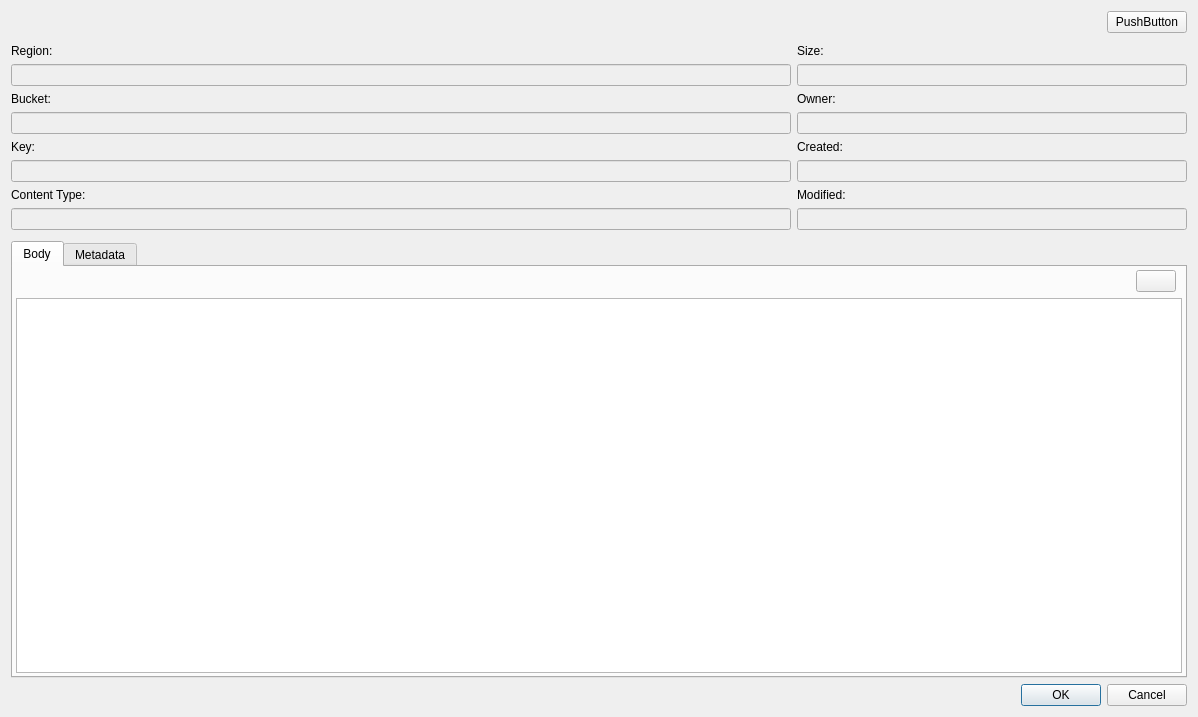
jensvogt/awsmock-qt-ui, file src/modules/s3/S3ObjectEditDialog.ui: the form before one commit.
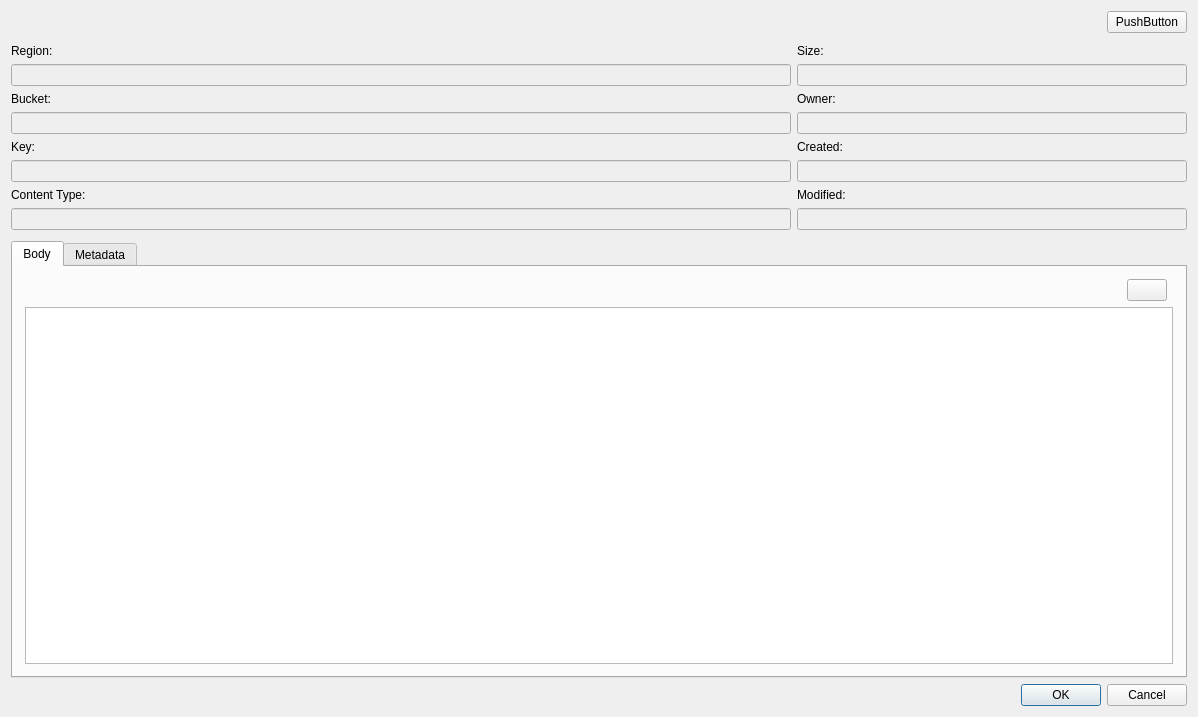
The form after the commit. The open tabs and pages were chosen to show the change.

What changed in the file:
```diff
--- a/src/modules/s3/S3ObjectEditDialog.ui
+++ b/src/modules/s3/S3ObjectEditDialog.ui
@@ -169,6 +169,8 @@
       <attribute name="title">
        <string>Body</string>
       </attribute>
+      <layout class="QVBoxLayout" name="verticalLayout_4">
+       <item>
       <layout class="QVBoxLayout" name="verticalLayout_2">
        <property name="leftMargin">
         <number>3</number>
@@ -213,6 +215,8 @@
         <widget class="QPlainTextEdit" name="bodyTextEdit"/>
        </item>
       </layout>
+       </item>
+      </layout>
      </widget>
      <widget class="QWidget" name="metadataTab">
       <attribute name="title">
```
Left out of the diff: 6 changed lines with no effect on the pictures. Lines whose indentation alone changed are shown as unchanged.
